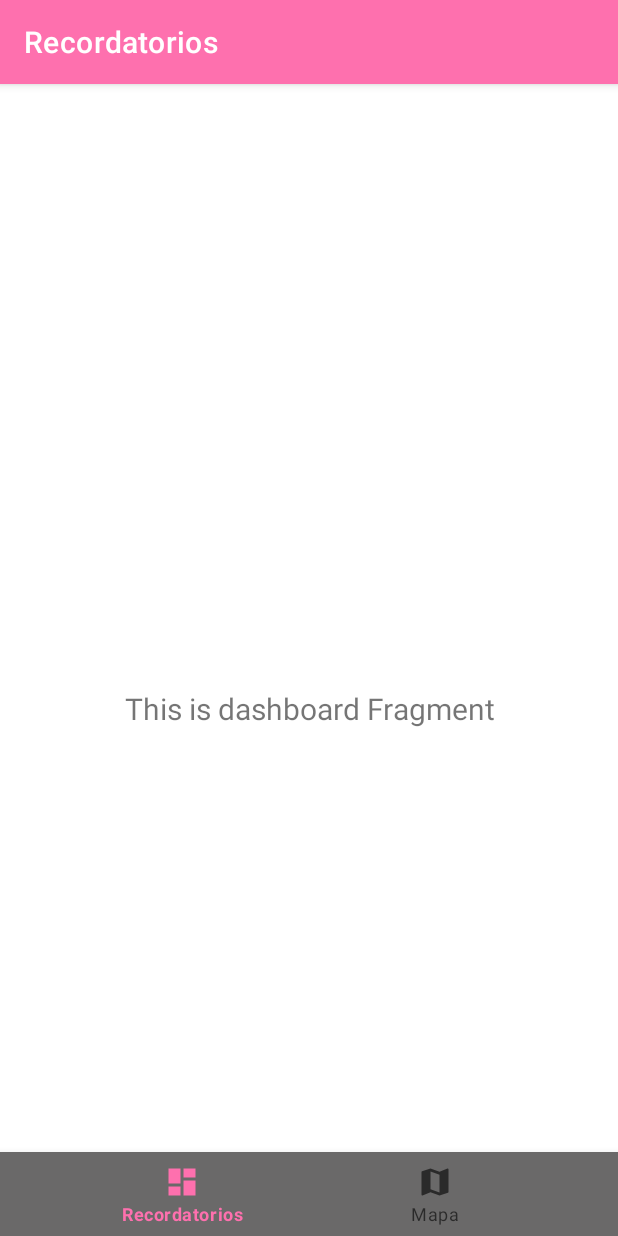
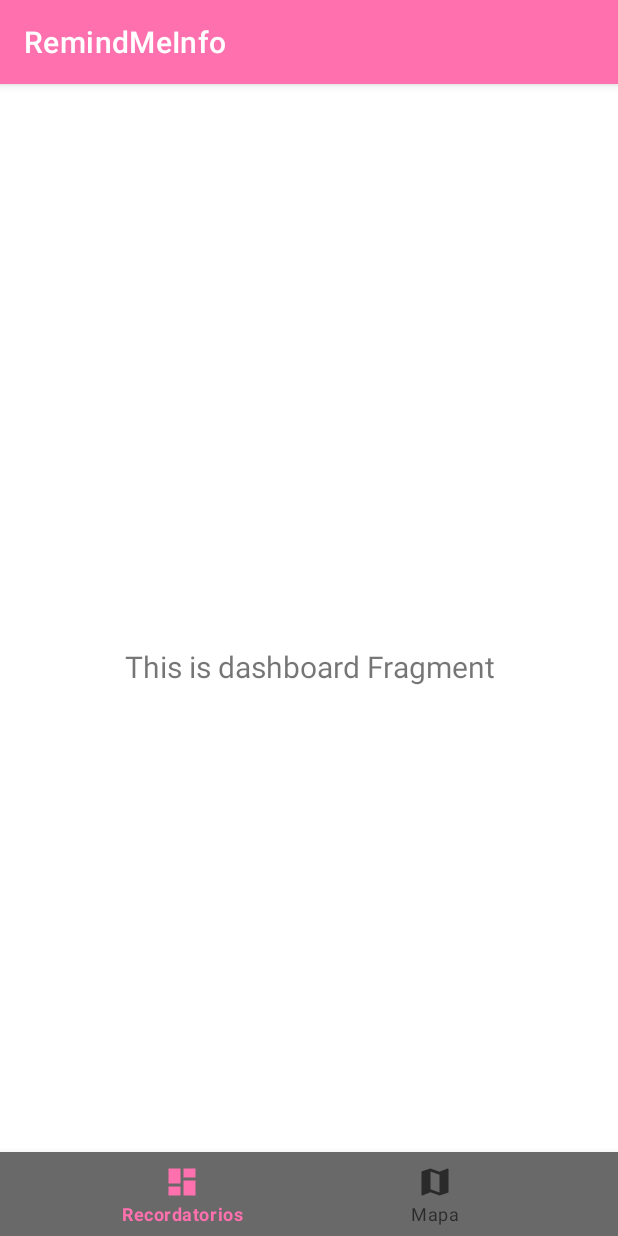
Before and after one commit to AndyNuzzi/RemindMeInfo, an Android app: the screen it shows after launch (MainActivityAdmin), on a phone screen of 412 x 824 dp. Run offline under Robolectric (Android 15) with nearby library versions, the phone set to English and light mode, and no system bars; our stand-ins replace navigation-ui.

Commit message:
adjusting actionbar/toolbar

```diff
--- a/app/src/main/AndroidManifest.xml
+++ b/app/src/main/AndroidManifest.xml
@@ -14,8 +14,7 @@
         tools:targetApi="31">
         <activity
             android:name=".MainActivityAdmin"
-            android:exported="true"
-            android:label="@string/app_name">
+            android:exported="true">
             <intent-filter>
                 <action android:name="android.intent.action.MAIN" />
 
@@ -26,6 +25,7 @@
                 android:name="android.app.lib_name"
                 android:value="" />
         </activity>
+
     </application>
 
 </manifest>
--- a/app/src/main/java/com/example/remindmeinfo/MainActivityAdmin.kt
+++ b/app/src/main/java/com/example/remindmeinfo/MainActivityAdmin.kt
@@ -1,13 +1,13 @@
 package com.example.remindmeinfo
 
 import android.os.Bundle
-import com.google.android.material.bottomnavigation.BottomNavigationView
 import androidx.appcompat.app.AppCompatActivity
 import androidx.navigation.findNavController
 import androidx.navigation.ui.AppBarConfiguration
 import androidx.navigation.ui.setupActionBarWithNavController
 import androidx.navigation.ui.setupWithNavController
 import com.example.remindmeinfo.databinding.ActivityMainBinding
+import com.google.android.material.bottomnavigation.BottomNavigationView
 
 class MainActivityAdmin : AppCompatActivity() {
 
@@ -18,6 +18,8 @@ class MainActivityAdmin : AppCompatActivity() {
 
         binding = ActivityMainBinding.inflate(layoutInflater)
         setContentView(binding.root)
+
+        supportActionBar!!.setIcon(R.mipmap.ic_launcher_round)
 
         val navView: BottomNavigationView = binding.navView
 
--- a/app/src/main/res/layout/activity_main.xml
+++ b/app/src/main/res/layout/activity_main.xml
@@ -1,10 +1,10 @@
 <?xml version="1.0" encoding="utf-8"?>
 <androidx.constraintlayout.widget.ConstraintLayout xmlns:android="http://schemas.android.com/apk/res/android"
     xmlns:app="http://schemas.android.com/apk/res-auto"
+    xmlns:tools="http://schemas.android.com/tools"
     android:id="@+id/container"
     android:layout_width="match_parent"
-    android:layout_height="match_parent"
-    android:paddingTop="?attr/actionBarSize">
+    android:layout_height="match_parent">
 
     <com.google.android.material.bottomnavigation.BottomNavigationView
         android:id="@+id/nav_view"
--- a/app/src/main/res/navigation/mobile_navigation.xml
+++ b/app/src/main/res/navigation/mobile_navigation.xml
@@ -8,12 +8,10 @@
     <fragment
         android:id="@+id/navigation_dashboard"
         android:name="com.example.remindmeinfo.ui.reminder_admin.ReminderAdminFragment"
-        android:label="@string/title_dashboard"
         tools:layout="@layout/fragment_reminder_admin" />
 
     <fragment
         android:id="@+id/navigation_map"
         android:name="com.example.remindmeinfo.ui.map_admin.MapAdminFragment"
-        android:label="@string/title_map"
         tools:layout="@layout/fragment_map_admin"/>
 </navigation>
```
